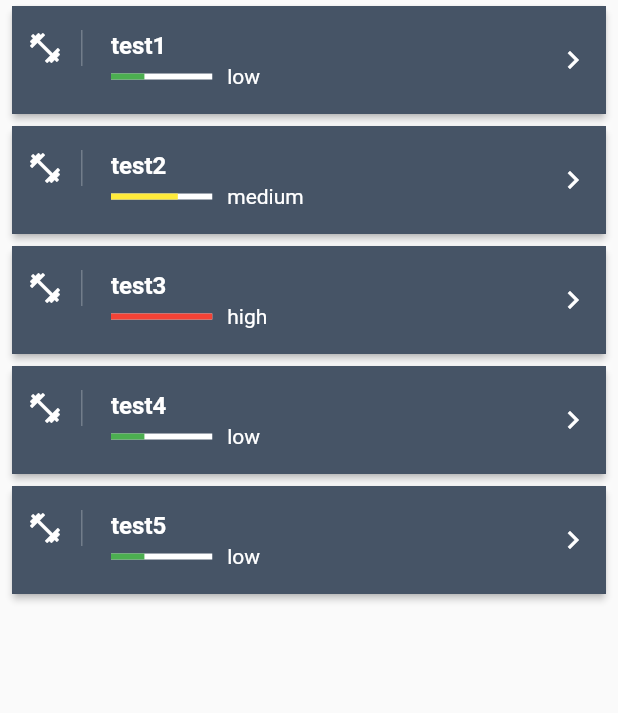
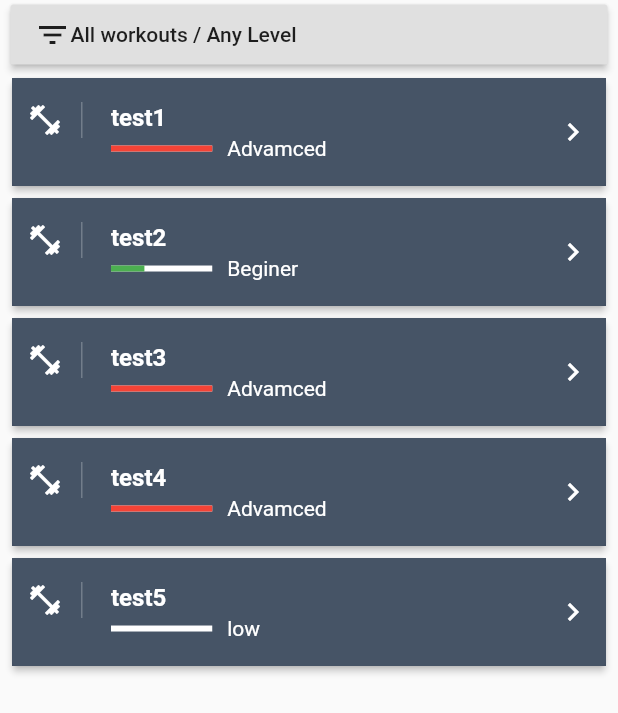
Before and after one commit to TimurMisharin/MyFitProgram, a Flutter app: the WorkoutsList widget shown alone on an empty page, opened directly, on a phone screen of 412 x 824 dp. Shown: the top 713 px of the screen. Run offline on Flutter 3.47's test engine with Material 2 defaults, Android fonts, the phone set to English and light mode, and no system bars; our stand-ins replace curved_navigation_bar, firebase_auth, firebase_core; accounts and stored records are empty.

Commit message:
added some filter login and more beauty ui

```diff
--- /dev/null
+++ b/lib/components/active-workouts.dart
@@ -0,0 +1,10 @@
+import 'package:flutter/material.dart';
+
+class ActiveWorkouts extends StatelessWidget {
+  @override
+  Widget build(BuildContext context) {
+    return Container(
+      child: Text('TODO'),
+    );
+  }
+}
--- /dev/null
+++ b/lib/components/workouts-list.dart
@@ -0,0 +1,297 @@
+import 'package:flutter/material.dart';
+import '../domain/workout.dart';
+
+class WorkoutsList extends StatefulWidget {
+  @override
+  _WorkoutsListState createState() => _WorkoutsListState();
+}
+
+class _WorkoutsListState extends State<WorkoutsList> {
+  @override
+  void initState() {
+    clearFilter();
+    super.initState();
+  }
+
+  final workouts = <Workout>[
+    Workout(
+        title: 'test1',
+        author: 'Timur1',
+        description: 'test workout1',
+        level: 'Advamced'),
+    Workout(
+        title: 'test2',
+        author: 'Timur2',
+        description: 'test workout2',
+        level: 'Beginer'),
+    Workout(
+        title: 'test3',
+        author: 'Timur3',
+        description: 'test workout3',
+        level: 'Advamced'),
+    Workout(
+        title: 'test4',
+        author: 'Timur4',
+        description: 'test workout4',
+        level: 'Advamced'),
+    Workout(
+        title: 'test5',
+        author: 'Timur5',
+        description: 'test workout5',
+        level: 'low'),
+  ];
+
+  bool filterOnlyMyWorkouts = false;
+  String filterTitle = '';
+
+  var filterTitleController = TextEditingController();
+
+  String filterLevel = 'Any Level';
+
+  String filterText = '';
+  double filterHeight = 0.0;
+
+  List<Workout> filter() {
+    setState(() {
+      filterText = filterOnlyMyWorkouts ? 'My Workouts' : 'All workouts';
+      filterText += '/' + filterLevel;
+      if (filterTitle.isNotEmpty) {
+        filterText += '/' + filterTitle;
+      }
+      filterHeight = 0;
+    });
+
+    var list = workouts;
+    return list;
+  }
+
+  List<Workout> clearFilter() {
+    setState(() {
+      filterText = 'All workouts / Any Level';
+      filterOnlyMyWorkouts = false;
+      filterTitle = '';
+      filterLevel = 'Any Level';
+      filterTitleController.clear();
+      filterHeight = 0;
+    });
+
+    var list = workouts;
+    return list;
+  }
+
+  @override
+  Widget build(BuildContext context) {
+    var workoutsList = Expanded(
+      child: ListView.builder(
+        itemCount: workouts.length,
+        itemBuilder: (context, index) {
+          return Card(
+            elevation: 2.0,
+            margin: EdgeInsets.symmetric(horizontal: 8, vertical: 4),
+            child: Container(
+              decoration: BoxDecoration(
+                color: Color.fromRGBO(50, 65, 85, 0.9),
+              ),
+              child: ListTile(
+                contentPadding: EdgeInsets.symmetric(
+                  horizontal: 10,
+                ),
+                leading: Container(
+                  padding: EdgeInsets.only(right: 12),
+                  child: Icon(
+                    Icons.fitness_center_sharp,
+                    color: Theme.of(context).textTheme.headline6.color,
+                  ),
+                  decoration: BoxDecoration(
+                      border: Border(
+                    right: BorderSide(
+                      width: 1,
+                      color: Colors.white24,
+                    ),
+                  )),
+                ),
+                title: Text(
+                  workouts[index].title,
+                  style: TextStyle(
+                    color: Theme.of(context).textTheme.headline6.color,
+                    fontWeight: FontWeight.bold,
+                  ),
+                ),
+                trailing: Icon(
+                  Icons.keyboard_arrow_right,
+                  color: Theme.of(context).textTheme.headline6.color,
+                ),
+                subtitle: subtitle(context, workouts[index]),
+              ),
+            ),
+          );
+        },
+      ),
+    );
+
+    var filterInfo = Container(
+      margin: EdgeInsets.only(top: 3, left: 7, right: 7, bottom: 5),
+      decoration: BoxDecoration(color: Colors.white.withOpacity(0.5)),
+      height: 40,
+      child: RaisedButton(
+        child: Row(
+          children: <Widget>[
+            Icon(Icons.filter_list),
+            Text(
+              filterText,
+              style: TextStyle(),
+              overflow: TextOverflow.ellipsis,
+            ),
+          ],
+        ),
+        onPressed: () {
+          setState(() {
+            filterHeight = (filterHeight == 0.0 ? 280.0 : 0.0);
+          });
+        },
+      ),
+    );
+
+    var levelMenuItems = <String>[
+      'Any Level',
+      'Beginer',
+      'Intermediate',
+      'Advamced'
+    ].map((String value) {
+      return new DropdownMenuItem<String>(
+        value: value,
+        child: new Text(value),
+      );
+    }).toList();
+
+    var filterForm = AnimatedContainer(
+      margin: EdgeInsets.symmetric(
+        vertical: 0.0,
+        horizontal: 7,
+      ),
+      child: Card(
+        child: Padding(
+          padding: const EdgeInsets.all(8.0),
+          child: Column(
+            children: [
+              SwitchListTile(
+                title: const Text('Only My Workouts'),
+                value: filterOnlyMyWorkouts,
+                onChanged: (bool val) {
+                  setState(() {
+                    filterOnlyMyWorkouts = val;
+                  });
+                },
+              ),
+              DropdownButtonFormField<String>(
+                decoration: const InputDecoration(labelText: 'Level'),
+                items: levelMenuItems,
+                value: filterLevel,
+                onChanged: (String val) {
+                  setState(() {
+                    filterLevel = val;
+                  });
+                },
+              ),
+              TextFormField(
+                controller: filterTitleController,
+                decoration: const InputDecoration(labelText: 'Title'),
+                onChanged: (String val) {
+                  setState(() {
+                    filterTitle = val;
+                  });
+                },
+              ),
+              Row(
+                children: <Widget>[
+                  Expanded(
+                    flex: 1,
+                    child: RaisedButton(
+                      onPressed: () {
+                        filter();
+                      },
+                      child: Text(
+                        'Apply',
+                        style: TextStyle(color: Colors.white),
+                      ),
+                      color: Theme.of(context).primaryColor,
+                    ),
+                  ),
+                  SizedBox(width: 10),
+                  Expanded(
+                    flex: 1,
+                    child: RaisedButton(
+                      onPressed: () {
+                        clearFilter();
+                      },
+                      child: Text(
+                        "Clear",
+                        style: TextStyle(color: Colors.white),
+                      ),
+                      color: Colors.red,
+                    ),
+                  )
+                ],
+              )
+            ],
+          ),
+        ),
+      ),
+      duration: const Duration(milliseconds: 400),
+      curve: Curves.fastOutSlowIn,
+      height: filterHeight,
+    );
+
+    return Column(
+      children: <Widget>[
+        filterInfo,
+        filterForm,
+        workoutsList,
+      ],
+    );
+  }
+}
+
+Widget subtitle(BuildContext context, Workout workout) {
+  var color = Colors.grey;
+  double indicatorLevel = 0;
+  switch (workout.level) {
+    case 'Beginer':
+      color = Colors.green;
+      indicatorLevel = 0.33;
+      break;
+    case 'Intermediate':
+      color = Colors.yellow;
+      indicatorLevel = 0.66;
+      break;
+    case 'Advamced':
+      color = Colors.red;
+      indicatorLevel = 1;
+      break;
+  }
+
+  return Row(
+    children: <Widget>[
+      Expanded(
+        flex: 1,
+        child: LinearProgressIndicator(
+          backgroundColor: Theme.of(context).textTheme.headline6.color,
+          value: indicatorLevel,
+          valueColor: AlwaysStoppedAnimation(color),
+        ),
+      ),
+      SizedBox(
+        width: 10,
+      ),
+      Expanded(
+        flex: 3,
+        child: Text(
+          workout.level,
+          style: TextStyle(
+            color: Theme.of(context).textTheme.headline6.color,
+          ),
+        ),
+      )
+    ],
+  );
+}
--- a/lib/main.dart
+++ b/lib/main.dart
@@ -1,8 +1,13 @@
+import 'package:firebase_core/firebase_core.dart';
 import 'package:flutter/material.dart';
 import './screens/landing.dart';
 
 //enter to app
-void main() => runApp(MyFitProgram());
+void main() async {
+  WidgetsFlutterBinding.ensureInitialized();
+  await Firebase.initializeApp();
+  runApp(MyFitProgram());
+}
 
 class MyFitProgram extends StatelessWidget {
   @override
--- a/lib/screens/home.dart
+++ b/lib/screens/home.dart
@@ -1,145 +1,50 @@
+import 'package:curved_navigation_bar/curved_navigation_bar.dart';
 import 'package:flutter/material.dart';
-import '../domain/workout.dart';
+import '../components/workouts-list.dart';
+import '../components/active-workouts.dart';
 
-class HomePage extends StatelessWidget {
+class HomePage extends StatefulWidget {
+  @override
+  _HomePageState createState() => _HomePageState();
+}
+
+class _HomePageState extends State<HomePage> {
+  int _sectionIndex = 0;
+
   @override
   Widget build(BuildContext context) {
+    var _navigationBar = CurvedNavigationBar(
+      items: const <Widget>[
+        Icon(Icons.fitness_center),
+        Icon(Icons.search),
+      ],
+      index: 0,
+      height: 50,
+      color: Colors.white.withOpacity(0.5),
+      buttonBackgroundColor: Colors.white,
+      backgroundColor: Colors.white.withOpacity(0.5),
+      animationCurve: Curves.easeInOut,
+      animationDuration: Duration(milliseconds: 500),
+      onTap: (int index) {
+        setState(() {
+          _sectionIndex = index;
+        });
+      },
+    );
+
     return Container(
       child: Scaffold(
         backgroundColor: Theme.of(context).primaryColor,
         appBar: AppBar(
-          title: Text('My Fit Program'),
+          title: Text(
+            'My Fit Program // ' +
+                (_sectionIndex == 0 ? 'Active Workouts' : 'Find Workouts'),
+          ),
           leading: Icon(Icons.fitness_center),
         ),
-        body: WorkoutsList(),
+        body: _sectionIndex == 0 ? ActiveWorkouts() : WorkoutsList(),
+        bottomNavigationBar: _navigationBar,
       ),
     );
   }
 }
-
-class WorkoutsList extends StatelessWidget {
-  final workouts = <Workout>[
-    Workout(
-        title: 'test1',
-        author: 'Timur1',
-        description: 'test workout1',
-        level: 'low'),
-    Workout(
-        title: 'test2',
-        author: 'Timur2',
-        description: 'test workout2',
-        level: 'medium'),
-    Workout(
-        title: 'test3',
-        author: 'Timur3',
-        description: 'test workout3',
-        level: 'high'),
-    Workout(
-        title: 'test4',
-        author: 'Timur4',
-        description: 'test workout4',
-        level: 'low'),
-    Workout(
-        title: 'test5',
-        author: 'Timur5',
-        description: 'test workout5',
-        level: 'low'),
-  ];
-
-  @override
-  Widget build(BuildContext context) {
-    return Container(
-      child: Container(
-        child: ListView.builder(
-          itemCount: workouts.length,
-          itemBuilder: (context, index) {
-            return Card(
-              elevation: 2.0,
-              margin: EdgeInsets.symmetric(horizontal: 8, vertical: 4),
-              child: Container(
-                decoration: BoxDecoration(
-                  color: Color.fromRGBO(50, 65, 85, 0.9),
-                ),
-                child: ListTile(
-                  contentPadding: EdgeInsets.symmetric(
-                    horizontal: 10,
-                  ),
-                  leading: Container(
-                    padding: EdgeInsets.only(right: 12),
-                    child: Icon(
-                      Icons.fitness_center_sharp,
-                      color: Theme.of(context).textTheme.headline6.color,
-                    ),
-                    decoration: BoxDecoration(
-                        border: Border(
-                      right: BorderSide(
-                        width: 1,
-                        color: Colors.white24,
-                      ),
-                    )),
-                  ),
-                  title: Text(
-                    workouts[index].title,
-                    style: TextStyle(
-                      color: Theme.of(context).textTheme.headline6.color,
-                      fontWeight: FontWeight.bold,
-                    ),
-                  ),
-                  trailing: Icon(
-                    Icons.keyboard_arrow_right,
-                    color: Theme.of(context).textTheme.headline6.color,
-                  ),
-                  subtitle: subtitle(context, workouts[index]),
-                ),
-              ),
-            );
-          },
-        ),
-      ),
-    );
-  }
-}
-
-Widget subtitle(BuildContext context, Workout workout) {
-  var color = Colors.grey;
-  double indicatorLevel = 0;
-  switch (workout.level) {
-    case 'low':
-      color = Colors.green;
-      indicatorLevel = 0.33;
-      break;
-    case 'medium':
-      color = Colors.yellow;
-      indicatorLevel = 0.66;
-      break;
-    case 'high':
-      color = Colors.red;
-      indicatorLevel = 1;
-      break;
-  }
-
-  return Row(
-    children: <Widget>[
-      Expanded(
-        flex: 1,
-        child: LinearProgressIndicator(
-          backgroundColor: Theme.of(context).textTheme.headline6.color,
-          value: indicatorLevel,
-          valueColor: AlwaysStoppedAnimation(color),
-        ),
-      ),
-      SizedBox(
-        width: 10,
-      ),
-      Expanded(
-        flex: 3,
-        child: Text(
-          workout.level,
-          style: TextStyle(
-            color: Theme.of(context).textTheme.headline6.color,
-          ),
-        ),
-      )
-    ],
-  );
-}
--- a/lib/screens/landing.dart
+++ b/lib/screens/landing.dart
@@ -5,7 +5,7 @@ import './home.dart';
 class LandingPage extends StatelessWidget {
   @override
   Widget build(BuildContext context) {
-    final bool isLoggedIn = false;
+    final bool isLoggedIn = true;
 
     return isLoggedIn ? HomePage() : AuthorizationPage();
   }
--- a/pubspec.yaml
+++ b/pubspec.yaml
@@ -30,6 +30,7 @@ dependencies:
   cupertino_icons: ^1.0.0
 
   # firebase
+  firebase_core: ^0.5.1
   firebase_auth: ^0.18.2
   cloud_firestore: ^0.14.2
 
@@ -39,6 +40,8 @@ dependencies:
   #toastr
   fluttertoast: ^7.1.1
 
+  #ui
+  curved_navigation_bar: ^0.3.4
 
 dev_dependencies:
   flutter_test:
```
Also changed, not shown: pubspec.lock.
